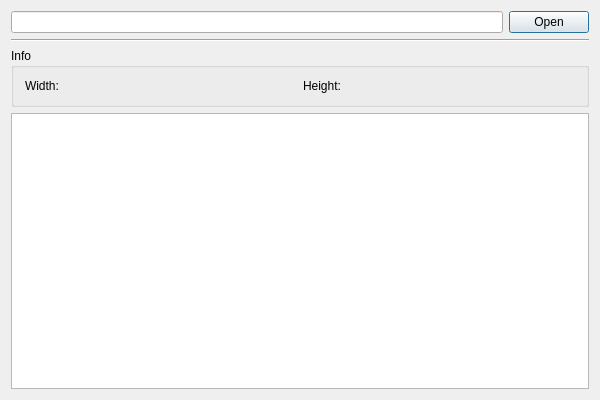
Frostshake/WMVx, file WMVx/TextureTool.ui: the form before one commit.
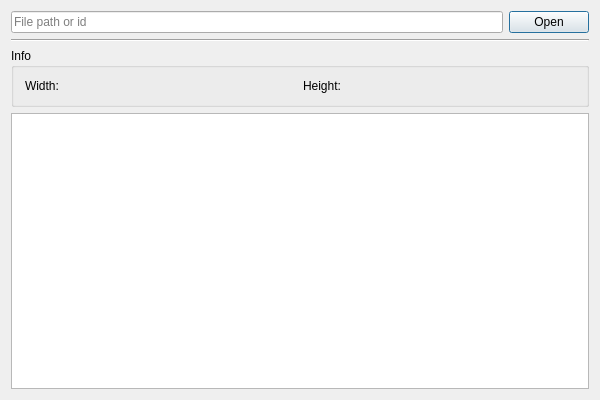
The form after the commit.

What changed in the file:
```diff
--- a/WMVx/TextureTool.ui
+++ b/WMVx/TextureTool.ui
@@ -23,7 +23,11 @@
       <enum>QLayout::SetDefaultConstraint</enum>
      </property>
      <item>
-      <widget class="QLineEdit" name="lineEditName"/>
+      <widget class="QLineEdit" name="lineEditName">
+       <property name="placeholderText">
+        <string>File path or id</string>
+       </property>
+      </widget>
      </item>
      <item>
       <widget class="QPushButton" name="pushButtonOpen">
```
